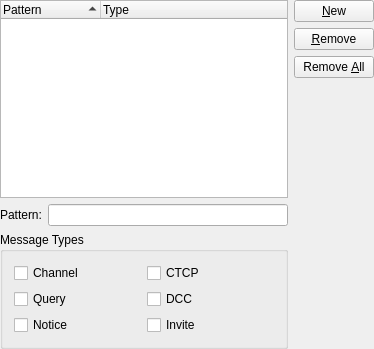
Before: the Qt Designer form src/config/ignore_configui.ui in KDE/konversation, drawn with Qt 5.
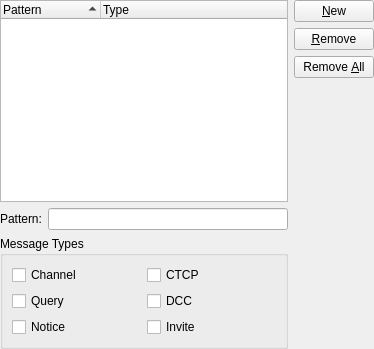
After: the same form once the commit is applied. Custom widgets are drawn as their Qt base class.

Commit message: Remove outdated <layoutdefault> from UI files

```diff
--- a/src/config/ignore_configui.ui
+++ b/src/config/ignore_configui.ui
@@ -165,7 +165,6 @@
    </item>
   </layout>
  </widget>
- <layoutdefault spacing="6" margin="11"/>
  <customwidgets>
   <customwidget>
    <class>KLineEdit</class>
```
The commit also changes 19 other files.
